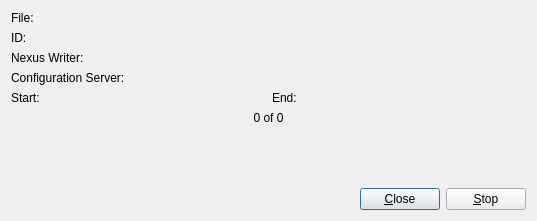
Above: SardanaClient/sardanawriterdlg.ui from nexdatas/writer before the change. Below: the same form after it.
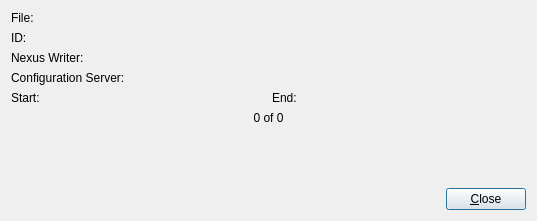
That is the form after the change.

Commit message: removing stop button

```diff
--- a/SardanaClient/sardanawriterdlg.ui
+++ b/SardanaClient/sardanawriterdlg.ui
@@ -107,13 +107,6 @@
          </property>
         </widget>
        </item>
-       <item>
-        <widget class="QPushButton" name="stopPushButton">
-         <property name="text">
-          <string>&amp;Stop</string>
-         </property>
-        </widget>
-       </item>
       </layout>
      </item>
     </layout>
```
